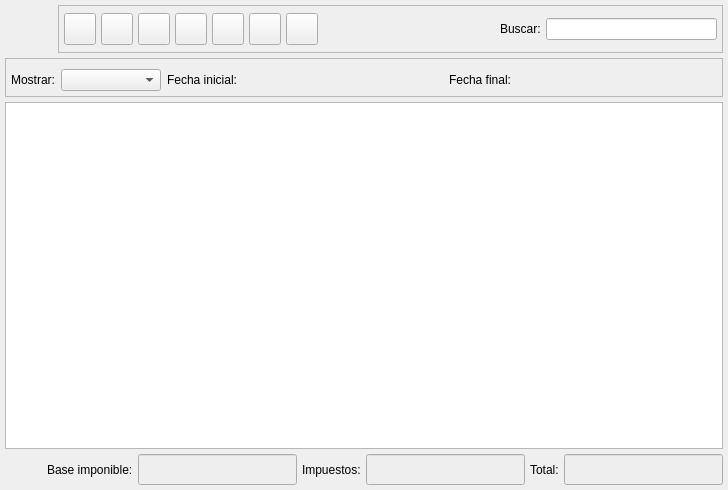
Qt form bulmages/bulmafact/src/facturaslistbase.ui (eboladev/Bulmages-1) before a commit.
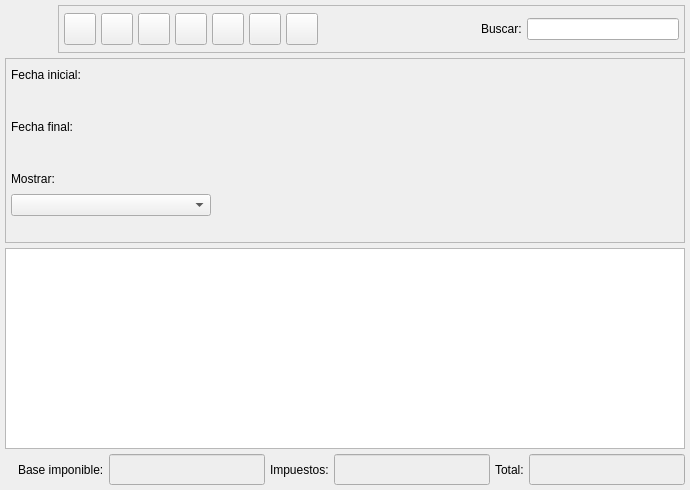
The same form after that commit. Icons and pictures are not drawn. Custom widgets are drawn as their Qt base class.

What changed in the file:
```diff
--- a/bulmages/bulmafact/src/facturaslistbase.ui
+++ b/bulmages/bulmafact/src/facturaslistbase.ui
@@ -19,14 +19,482 @@
   <property name="windowIcon" >
    <iconset resource="../../bulmages.qrc" >:/Bulmafact48x48/images/png/48x48/i_bulmages_ventas_facturas_listado.48x48.png</iconset>
   </property>
-  <layout class="QVBoxLayout" >
+  <layout class="QGridLayout" >
    <property name="margin" >
     <number>5</number>
    </property>
    <property name="spacing" >
     <number>5</number>
    </property>
-   <item>
+   <item row="1" column="0" >
+    <widget class="QFrame" name="m_busqueda" >
+     <property name="sizePolicy" >
+      <sizepolicy>
+       <hsizetype>5</hsizetype>
+       <vsizetype>4</vsizetype>
+       <horstretch>0</horstretch>
+       <verstretch>0</verstretch>
+      </sizepolicy>
+     </property>
+     <property name="minimumSize" >
+      <size>
+       <width>16</width>
+       <height>185</height>
+      </size>
+     </property>
+     <property name="frameShape" >
+      <enum>QFrame::StyledPanel</enum>
+     </property>
+     <property name="frameShadow" >
+      <enum>QFrame::Raised</enum>
+     </property>
+     <layout class="QGridLayout" >
+      <property name="margin" >
+       <number>5</number>
+      </property>
+      <property name="spacing" >
+       <number>5</number>
+      </property>
+      <item row="6" column="0" >
+       <spacer>
+        <property name="orientation" >
+         <enum>Qt::Vertical</enum>
+        </property>
+        <property name="sizeType" >
+         <enum>QSizePolicy::Preferred</enum>
+        </property>
+        <property name="sizeHint" >
+         <size>
+          <width>20</width>
+          <height>21</height>
+         </size>
+        </property>
+       </spacer>
+      </item>
+      <item rowspan="7" row="0" column="1" >
+       <layout class="QVBoxLayout" >
+        <property name="margin" >
+         <number>0</number>
+        </property>
+        <property name="spacing" >
+         <number>5</number>
+        </property>
+        <item>
+         <widget class="BusquedaArticulo" native="1" name="m_articulo" >
+          <property name="sizePolicy" >
+           <sizepolicy>
+            <hsizetype>7</hsizetype>
+            <vsizetype>5</vsizetype>
+            <horstretch>0</horstretch>
+            <verstretch>0</verstretch>
+           </sizepolicy>
+          </property>
+          <property name="minimumSize" >
+           <size>
+            <width>0</width>
+            <height>0</height>
+           </size>
+          </property>
+         </widget>
+        </item>
+        <item>
+         <widget class="BusquedaCliente" native="1" name="m_cliente" >
+          <property name="sizePolicy" >
+           <sizepolicy>
+            <hsizetype>7</hsizetype>
+            <vsizetype>5</vsizetype>
+            <horstretch>0</horstretch>
+            <verstretch>0</verstretch>
+           </sizepolicy>
+          </property>
+          <property name="minimumSize" >
+           <size>
+            <width>0</width>
+            <height>0</height>
+           </size>
+          </property>
+         </widget>
+        </item>
+       </layout>
+      </item>
+      <item row="4" column="0" >
+       <widget class="QLabel" name="label_2" >
+        <property name="text" >
+         <string>Mostrar:</string>
+        </property>
+        <property name="alignment" >
+         <set>Qt::AlignLeading|Qt::AlignLeft|Qt::AlignVCenter</set>
+        </property>
+       </widget>
+      </item>
+      <item row="0" column="0" >
+       <widget class="QLabel" name="textLabel1_4" >
+        <property name="text" >
+         <string>Fecha inicial:</string>
+        </property>
+        <property name="alignment" >
+         <set>Qt::AlignLeading|Qt::AlignLeft|Qt::AlignVCenter</set>
+        </property>
+       </widget>
+      </item>
+      <item row="1" column="0" >
+       <widget class="BusquedaFecha" native="1" name="m_fechain" >
+        <property name="sizePolicy" >
+         <sizepolicy>
+          <hsizetype>0</hsizetype>
+          <vsizetype>5</vsizetype>
+          <horstretch>0</horstretch>
+          <verstretch>0</verstretch>
+         </sizepolicy>
+        </property>
+        <property name="minimumSize" >
+         <size>
+          <width>200</width>
+          <height>21</height>
+         </size>
+        </property>
+       </widget>
+      </item>
+      <item row="5" column="0" >
+       <widget class="QComboBox" name="mui_procesada" >
+        <property name="sizePolicy" >
+         <sizepolicy>
+          <hsizetype>0</hsizetype>
+          <vsizetype>5</vsizetype>
+          <horstretch>0</horstretch>
+          <verstretch>0</verstretch>
+         </sizepolicy>
+        </property>
+        <property name="minimumSize" >
+         <size>
+          <width>200</width>
+          <height>21</height>
+         </size>
+        </property>
+        <property name="focusPolicy" >
+         <enum>Qt::StrongFocus</enum>
+        </property>
+        <property name="frame" >
+         <bool>true</bool>
+        </property>
+       </widget>
+      </item>
+      <item row="3" column="0" >
+       <widget class="BusquedaFecha" native="1" name="m_fechafin" >
+        <property name="sizePolicy" >
+         <sizepolicy>
+          <hsizetype>0</hsizetype>
+          <vsizetype>5</vsizetype>
+          <horstretch>0</horstretch>
+          <verstretch>0</verstretch>
+         </sizepolicy>
+        </property>
+        <property name="minimumSize" >
+         <size>
+          <width>200</width>
+          <height>21</height>
+         </size>
+        </property>
+       </widget>
+      </item>
+      <item row="2" column="0" >
+       <widget class="QLabel" name="textLabel1_4_2" >
+        <property name="text" >
+         <string>Fecha final:</string>
+        </property>
+        <property name="alignment" >
+         <set>Qt::AlignLeading|Qt::AlignLeft|Qt::AlignVCenter</set>
+        </property>
+       </widget>
+      </item>
+     </layout>
+    </widget>
+   </item>
+   <item row="2" column="0" >
+    <widget class="FacturasListSubform" name="mui_list" >
+     <property name="sizePolicy" >
+      <sizepolicy>
+       <hsizetype>13</hsizetype>
+       <vsizetype>7</vsizetype>
+       <horstretch>0</horstretch>
+       <verstretch>0</verstretch>
+      </sizepolicy>
+     </property>
+    </widget>
+   </item>
+   <item row="3" column="0" >
+    <layout class="QHBoxLayout" >
+     <property name="margin" >
+      <number>0</number>
+     </property>
+     <property name="spacing" >
+      <number>5</number>
+     </property>
+     <item>
+      <spacer>
+       <property name="orientation" >
+        <enum>Qt::Horizontal</enum>
+       </property>
+       <property name="sizeType" >
+        <enum>QSizePolicy::Expanding</enum>
+       </property>
+       <property name="sizeHint" >
+        <size>
+         <width>16</width>
+         <height>28</height>
+        </size>
+       </property>
+      </spacer>
+     </item>
+     <item>
+      <widget class="QLabel" name="textLabel1_6" >
+       <property name="text" >
+        <string>Base imponible:</string>
+       </property>
+      </widget>
+     </item>
+     <item>
+      <widget class="QLineEdit" name="mui_totalbimponible" >
+       <property name="enabled" >
+        <bool>true</bool>
+       </property>
+       <property name="sizePolicy" >
+        <sizepolicy>
+         <hsizetype>5</hsizetype>
+         <vsizetype>0</vsizetype>
+         <horstretch>0</horstretch>
+         <verstretch>0</verstretch>
+        </sizepolicy>
+       </property>
+       <property name="minimumSize" >
+        <size>
+         <width>100</width>
+         <height>0</height>
+        </size>
+       </property>
+       <property name="palette" >
+        <palette>
+         <active>
+          <colorrole role="Base" >
+           <brush brushstyle="SolidPattern" >
+            <color alpha="255" >
+             <red>238</red>
+             <green>238</green>
+             <blue>238</blue>
+            </color>
+           </brush>
+          </colorrole>
+         </active>
+         <inactive>
+          <colorrole role="Base" >
+           <brush brushstyle="SolidPattern" >
+            <color alpha="255" >
+             <red>238</red>
+             <green>238</green>
+             <blue>238</blue>
+            </color>
+           </brush>
+          </colorrole>
+         </inactive>
+         <disabled>
+          <colorrole role="Base" >
+           <brush brushstyle="SolidPattern" >
+            <color alpha="255" >
+             <red>255</red>
+             <green>255</green>
+             <blue>255</blue>
+            </color>
+           </brush>
+          </colorrole>
+         </disabled>
+        </palette>
+       </property>
+       <property name="font" >
+        <font>
+         <family>Sans Serif</family>
+         <pointsize>12</pointsize>
+         <weight>75</weight>
+         <italic>false</italic>
+         <bold>true</bold>
+         <underline>false</underline>
+         <strikeout>false</strikeout>
+        </font>
+       </property>
+       <property name="alignment" >
+        <set>Qt::AlignRight</set>
+       </property>
+       <property name="readOnly" >
+        <bool>true</bool>
+       </property>
+      </widget>
+     </item>
+     <item>
+      <widget class="QLabel" name="textLabel1_5" >
+       <property name="text" >
+        <string>Impuestos:</string>
+       </property>
+      </widget>
+     </item>
+     <item>
+      <widget class="QLineEdit" name="mui_totalimpuestos" >
+       <property name="enabled" >
+        <bool>true</bool>
+       </property>
+       <property name="sizePolicy" >
+        <sizepolicy>
+         <hsizetype>5</hsizetype>
+         <vsizetype>0</vsizetype>
+         <horstretch>0</horstretch>
+         <verstretch>0</verstretch>
+        </sizepolicy>
+       </property>
+       <property name="minimumSize" >
+        <size>
+         <width>100</width>
+         <height>0</height>
+        </size>
+       </property>
+       <property name="palette" >
+        <palette>
+         <active>
+          <colorrole role="Base" >
+           <brush brushstyle="SolidPattern" >
+            <color alpha="255" >
+             <red>238</red>
+             <green>238</green>
+             <blue>238</blue>
+            </color>
+           </brush>
+          </colorrole>
+         </active>
+         <inactive>
+          <colorrole role="Base" >
+           <brush brushstyle="SolidPattern" >
+            <color alpha="255" >
+             <red>238</red>
+             <green>238</green>
+             <blue>238</blue>
+            </color>
+           </brush>
+          </colorrole>
+         </inactive>
+         <disabled>
+          <colorrole role="Base" >
+           <brush brushstyle="SolidPattern" >
+            <color alpha="255" >
+             <red>255</red>
+             <green>255</green>
+             <blue>255</blue>
+            </color>
+           </brush>
+          </colorrole>
+         </disabled>
+        </palette>
+       </property>
+       <property name="font" >
+        <font>
+         <family>Sans Serif</family>
+         <pointsize>12</pointsize>
+         <weight>75</weight>
+         <italic>false</italic>
+         <bold>true</bold>
+         <underline>false</underline>
+         <strikeout>false</strikeout>
+        </font>
+       </property>
+       <property name="alignment" >
+        <set>Qt::AlignRight</set>
+       </property>
+       <property name="readOnly" >
+        <bool>true</bool>
+       </property>
+      </widget>
+     </item>
+     <item>
+      <widget class="QLabel" name="textLabel1_3" >
+       <property name="text" >
+        <string>Total:</string>
+       </property>
+      </widget>
+     </item>
+     <item>
+      <widget class="QLineEdit" name="mui_totalfacturas" >
+       <property name="enabled" >
+        <bool>true</bool>
+       </property>
+       <property name="sizePolicy" >
+        <sizepolicy>
+         <hsizetype>5</hsizetype>
+         <vsizetype>0</vsizetype>
+         <horstretch>0</horstretch>
+         <verstretch>0</verstretch>
+        </sizepolicy>
+       </property>
+       <property name="minimumSize" >
+        <size>
+         <width>100</width>
+         <height>0</height>
+        </size>
+       </property>
+       <property name="palette" >
+        <palette>
+         <active>
+          <colorrole role="Base" >
+           <brush brushstyle="SolidPattern" >
+            <color alpha="255" >
+             <red>238</red>
+             <green>238</green>
+             <blue>238</blue>
+            </color>
+           </brush>
+          </colorrole>
+         </active>
+         <inactive>
+          <colorrole role="Base" >
+           <brush brushstyle="SolidPattern" >
+            <color alpha="255" >
+             <red>238</red>
+             <green>238</green>
+             <blue>238</blue>
+            </color>
+           </brush>
+          </colorrole>
+         </inactive>
+         <disabled>
+          <colorrole role="Base" >
+           <brush brushstyle="SolidPattern" >
+            <color alpha="255" >
+             <red>255</red>
+             <green>255</green>
+             <blue>255</blue>
+            </color>
+           </brush>
+          </colorrole>
+         </disabled>
+        </palette>
+       </property>
+       <property name="font" >
+        <font>
+         <family>Sans Serif</family>
+         <pointsize>12</pointsize>
+         <weight>75</weight>
+         <italic>false</italic>
+         <bold>true</bold>
+         <underline>false</underline>
+         <strikeout>false</strikeout>
+        </font>
+       </property>
+       <property name="alignment" >
+        <set>Qt::AlignRight</set>
+       </property>
+       <property name="readOnly" >
+        <bool>true</bool>
+       </property>
+      </widget>
+     </item>
+    </layout>
+   </item>
+   <item row="0" column="0" >
     <layout class="QHBoxLayout" >
      <property name="margin" >
       <number>0</number>
@@ -395,481 +863,15 @@
      </item>
     </layout>
    </item>
-   <item>
-    <widget class="QFrame" name="m_busqueda" >
-     <property name="sizePolicy" >
-      <sizepolicy>
-       <hsizetype>5</hsizetype>
-       <vsizetype>4</vsizetype>
-       <horstretch>0</horstretch>
-       <verstretch>0</verstretch>
-      </sizepolicy>
-     </property>
-     <property name="frameShape" >
-      <enum>QFrame::StyledPanel</enum>
-     </property>
-     <property name="frameShadow" >
-      <enum>QFrame::Raised</enum>
-     </property>
-     <layout class="QVBoxLayout" >
-      <property name="margin" >
-       <number>5</number>
-      </property>
-      <property name="spacing" >
-       <number>5</number>
-      </property>
-      <item>
-       <layout class="QHBoxLayout" >
-        <property name="margin" >
-         <number>0</number>
-        </property>
-        <property name="spacing" >
-         <number>6</number>
-        </property>
-        <item>
-         <widget class="BusquedaCliente" native="1" name="m_cliente" >
-          <property name="sizePolicy" >
-           <sizepolicy>
-            <hsizetype>7</hsizetype>
-            <vsizetype>3</vsizetype>
-            <horstretch>0</horstretch>
-            <verstretch>0</verstretch>
-           </sizepolicy>
-          </property>
-          <property name="minimumSize" >
-           <size>
-            <width>0</width>
-            <height>0</height>
-           </size>
-          </property>
-         </widget>
-        </item>
-        <item>
-         <widget class="BusquedaArticulo" native="1" name="m_articulo" >
-          <property name="sizePolicy" >
-           <sizepolicy>
-            <hsizetype>7</hsizetype>
-            <vsizetype>3</vsizetype>
-            <horstretch>0</horstretch>
-            <verstretch>0</verstretch>
-           </sizepolicy>
-          </property>
-          <property name="minimumSize" >
-           <size>
-            <width>0</width>
-            <height>0</height>
-           </size>
-          </property>
-         </widget>
-        </item>
-       </layout>
-      </item>
-      <item>
-       <layout class="QHBoxLayout" >
-        <property name="margin" >
-         <number>0</number>
-        </property>
-        <property name="spacing" >
-         <number>6</number>
-        </property>
-        <item>
-         <widget class="QLabel" name="label_2" >
-          <property name="text" >
-           <string>Mostrar:</string>
-          </property>
-          <property name="alignment" >
-           <set>Qt::AlignRight|Qt::AlignTrailing|Qt::AlignVCenter</set>
-          </property>
-         </widget>
-        </item>
-        <item>
-         <widget class="QComboBox" name="mui_procesada" >
-          <property name="minimumSize" >
-           <size>
-            <width>100</width>
-            <height>0</height>
-           </size>
-          </property>
-          <property name="maximumSize" >
-           <size>
-            <width>200</width>
-            <height>16777215</height>
-           </size>
-          </property>
-          <property name="focusPolicy" >
-           <enum>Qt::StrongFocus</enum>
-          </property>
-          <property name="frame" >
-           <bool>true</bool>
-          </property>
-         </widget>
-        </item>
-        <item>
-         <widget class="QLabel" name="textLabel1_4" >
-          <property name="text" >
-           <string>Fecha inicial:</string>
-          </property>
-          <property name="alignment" >
-           <set>Qt::AlignRight|Qt::AlignTrailing|Qt::AlignVCenter</set>
-          </property>
-         </widget>
-        </item>
-        <item>
-         <widget class="BusquedaFecha" native="1" name="m_fechain" >
-          <property name="minimumSize" >
-           <size>
-            <width>200</width>
-            <height>0</height>
-           </size>
-          </property>
-          <property name="maximumSize" >
-           <size>
-            <width>200</width>
-            <height>16777215</height>
-           </size>
-          </property>
-         </widget>
-        </item>
-        <item>
-         <spacer>
-          <property name="orientation" >
-           <enum>Qt::Horizontal</enum>
-          </property>
-          <property name="sizeHint" >
-           <size>
-            <width>40</width>
-            <height>20</height>
-           </size>
-          </property>
-         </spacer>
-        </item>
-        <item>
-         <widget class="QLabel" name="textLabel1_4_2" >
-          <property name="text" >
-           <string>Fecha final:</string>
-          </property>
-          <property name="alignment" >
-           <set>Qt::AlignRight|Qt::AlignTrailing|Qt::AlignVCenter</set>
-          </property>
-         </widget>
-        </item>
-        <item>
-         <widget class="BusquedaFecha" native="1" name="m_fechafin" >
-          <property name="sizePolicy" >
-           <sizepolicy>
-            <hsizetype>4</hsizetype>
-            <vsizetype>5</vsizetype>
-            <horstretch>0</horstretch>
-            <verstretch>0</verstretch>
-           </sizepolicy>
-          </property>
-          <property name="minimumSize" >
-           <size>
-            <width>200</width>
-            <height>0</height>
-           </size>
-          </property>
-          <property name="maximumSize" >
-           <size>
-            <width>200</width>
-            <height>16777215</height>
-           </size>
-          </property>
-         </widget>
-        </item>
-       </layout>
-      </item>
-     </layout>
-    </widget>
-   </item>
-   <item>
-    <widget class="FacturasListSubform" name="mui_list" >
-     <property name="sizePolicy" >
-      <sizepolicy>
-       <hsizetype>13</hsizetype>
-       <vsizetype>7</vsizetype>
-       <horstretch>0</horstretch>
-       <verstretch>0</verstretch>
-      </sizepolicy>
-     </property>
-    </widget>
-   </item>
-   <item>
-    <layout class="QHBoxLayout" >
-     <property name="margin" >
-      <number>0</number>
-     </property>
-     <property name="spacing" >
-      <number>5</number>
-     </property>
-     <item>
-      <spacer>
-       <property name="orientation" >
-        <enum>Qt::Horizontal</enum>
-       </property>
-       <property name="sizeType" >
-        <enum>QSizePolicy::Expanding</enum>
-       </property>
-       <property name="sizeHint" >
-        <size>
-         <width>16</width>
-         <height>28</height>
-        </size>
-       </property>
-      </spacer>
-     </item>
-     <item>
-      <widget class="QLabel" name="textLabel1_6" >
-       <property name="text" >
-        <string>Base imponible:</string>
-       </property>
-      </widget>
-     </item>
-     <item>
-      <widget class="QLineEdit" name="mui_totalbimponible" >
-       <property name="enabled" >
-        <bool>true</bool>
-       </property>
-       <property name="sizePolicy" >
-        <sizepolicy>
-         <hsizetype>5</hsizetype>
-         <vsizetype>0</vsizetype>
-         <horstretch>0</horstretch>
-         <verstretch>0</verstretch>
-        </sizepolicy>
-       </property>
-       <property name="minimumSize" >
-        <size>
-         <width>100</width>
-         <height>0</height>
-        </size>
-       </property>
-       <property name="palette" >
-        <palette>
-         <active>
-          <colorrole role="Base" >
-           <brush brushstyle="SolidPattern" >
-            <color alpha="255" >
-             <red>238</red>
-             <green>238</green>
-             <blue>238</blue>
-            </color>
-           </brush>
-          </colorrole>
-         </active>
-         <inactive>
-          <colorrole role="Base" >
-           <brush brushstyle="SolidPattern" >
-            <color alpha="255" >
-             <red>238</red>
-             <green>238</green>
-             <blue>238</blue>
-            </color>
-           </brush>
-          </colorrole>
-         </inactive>
-         <disabled>
-          <colorrole role="Base" >
-           <brush brushstyle="SolidPattern" >
-            <color alpha="255" >
-             <red>255</red>
-             <green>255</green>
-             <blue>255</blue>
-            </color>
-           </brush>
-          </colorrole>
-         </disabled>
-        </palette>
-       </property>
-       <property name="font" >
-        <font>
-         <family>Sans Serif</family>
-         <pointsize>12</pointsize>
-         <weight>75</weight>
-         <italic>false</italic>
-         <bold>true</bold>
-         <underline>false</underline>
-         <strikeout>false</strikeout>
-        </font>
-       </property>
-       <property name="alignment" >
-        <set>Qt::AlignRight</set>
-       </property>
-       <property name="readOnly" >
-        <bool>true</bool>
-       </property>
-      </widget>
-     </item>
-     <item>
-      <widget class="QLabel" name="textLabel1_5" >
-       <property name="text" >
-        <string>Impuestos:</string>
-       </property>
-      </widget>
-     </item>
-     <item>
-      <widget class="QLineEdit" name="mui_totalimpuestos" >
-       <property name="enabled" >
-        <bool>true</bool>
-       </property>
-       <property name="sizePolicy" >
-        <sizepolicy>
-         <hsizetype>5</hsizetype>
-         <vsizetype>0</vsizetype>
-         <horstretch>0</horstretch>
-         <verstretch>0</verstretch>
-        </sizepolicy>
-       </property>
-       <property name="minimumSize" >
-        <size>
-         <width>100</width>
-         <height>0</height>
-        </size>
-       </property>
-       <property name="palette" >
-        <palette>
-         <active>
-          <colorrole role="Base" >
-           <brush brushstyle="SolidPattern" >
-            <color alpha="255" >
-             <red>238</red>
-             <green>238</green>
-             <blue>238</blue>
-            </color>
-           </brush>
-          </colorrole>
-         </active>
-         <inactive>
-          <colorrole role="Base" >
-           <brush brushstyle="SolidPattern" >
-            <color alpha="255" >
-             <red>238</red>
-             <green>238</green>
-             <blue>238</blue>
-            </color>
-           </brush>
-          </colorrole>
-         </inactive>
-         <disabled>
-          <colorrole role="Base" >
-           <brush brushstyle="SolidPattern" >
-            <color alpha="255" >
-             <red>255</red>
-             <green>255</green>
-             <blue>255</blue>
-            </color>
-           </brush>
-          </colorrole>
-         </disabled>
-        </palette>
-       </property>
-       <property name="font" >
-        <font>
-         <family>Sans Serif</family>
-         <pointsize>12</pointsize>
-         <weight>75</weight>
-         <italic>false</italic>
-         <bold>true</bold>
-         <underline>false</underline>
-         <strikeout>false</strikeout>
-        </font>
-       </property>
-       <property name="alignment" >
-        <set>Qt::AlignRight</set>
-       </property>
-       <property name="readOnly" >
-        <bool>true</bool>
-       </property>
-      </widget>
-     </item>
-     <item>
-      <widget class="QLabel" name="textLabel1_3" >
-       <property name="text" >
-        <string>Total:</string>
-       </property>
-      </widget>
-     </item>
-     <item>
-      <widget class="QLineEdit" name="mui_totalfacturas" >
-       <property name="enabled" >
-        <bool>true</bool>
-       </property>
-       <property name="sizePolicy" >
-        <sizepolicy>
-         <hsizetype>5</hsizetype>
-         <vsizetype>0</vsizetype>
-         <horstretch>0</horstretch>
-         <verstretch>0</verstretch>
-        </sizepolicy>
-       </property>
-       <property name="minimumSize" >
-        <size>
-         <width>100</width>
-         <height>0</height>
-        </size>
-       </property>
-       <property name="palette" >
-        <palette>
-         <active>
-          <colorrole role="Base" >
-           <brush brushstyle="SolidPattern" >
-            <color alpha="255" >
-             <red>238</red>
-             <green>238</green>
-             <blue>238</blue>
-            </color>
-           </brush>
-          </colorrole>
-         </active>
-         <inactive>
-          <colorrole role="Base" >
-           <brush brushstyle="SolidPattern" >
-            <color alpha="255" >
-             <red>238</red>
-             <green>238</green>
-             <blue>238</blue>
-            </color>
-           </brush>
-          </colorrole>
-         </inactive>
-         <disabled>
-          <colorrole role="Base" >
-           <brush brushstyle="SolidPattern" >
-            <color alpha="255" >
-             <red>255</red>
-             <green>255</green>
-             <blue>255</blue>
-            </color>
-           </brush>
-          </colorrole>
-         </disabled>
-        </palette>
-       </property>
-       <property name="font" >
-        <font>
-         <family>Sans Serif</family>
-         <pointsize>12</pointsize>
-         <weight>75</weight>
-         <italic>false</italic>
-         <bold>true</bold>
-         <underline>false</underline>
-         <strikeout>false</strikeout>
-        </font>
-       </property>
-       <property name="alignment" >
-        <set>Qt::AlignRight</set>
-       </property>
-       <property name="readOnly" >
-        <bool>true</bool>
-       </property>
-      </widget>
-     </item>
-    </layout>
-   </item>
   </layout>
  </widget>
  <layoutdefault spacing="3" margin="5" />
  <customwidgets>
+  <customwidget>
+   <class>BusquedaCliente</class>
+   <extends>QWidget</extends>
+   <header>busquedacliente.h</header>
+  </customwidget>
   <customwidget>
    <class>FacturasListSubform</class>
    <extends>QTableWidget</extends>
@@ -885,11 +887,6 @@
    <extends>QWidget</extends>
    <header>../../../bulmalib/src/busquedafecha.h</header>
   </customwidget>
-  <customwidget>
-   <class>BusquedaCliente</class>
-   <extends>QWidget</extends>
-   <header>busquedacliente.h</header>
-  </customwidget>
  </customwidgets>
  <resources>
   <include location="../../bulmages.qrc" />
```
